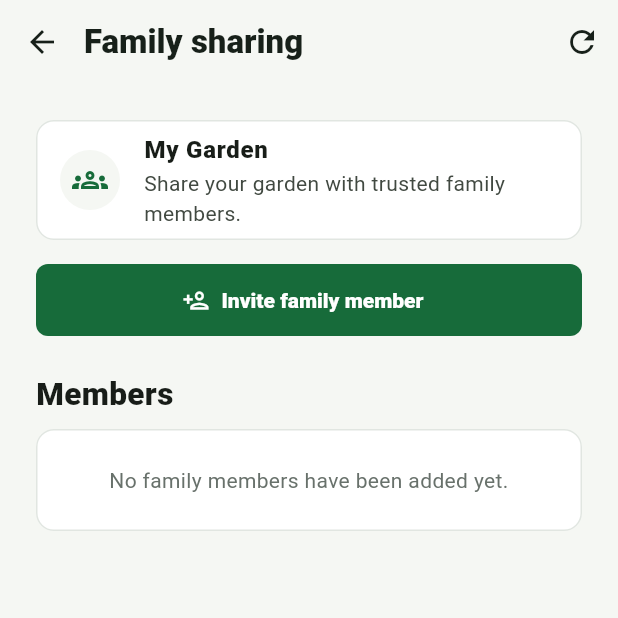
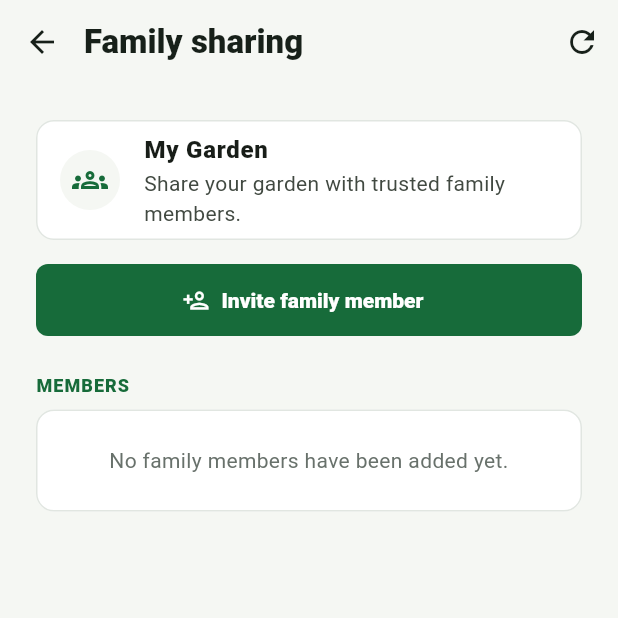
Before and after one commit to antony916/plant-disease-detection-cnn, a Flutter app: the FamilySharingScreen screen opened directly, on a phone screen of 412 x 824 dp, the top half of it. Run offline on Flutter 3.47's test engine with Material 3 defaults, Android fonts, the phone set to English and light mode, and no system bars; our stand-ins replace firebase_core, firebase_messaging, supabase_flutter; accounts and stored records are empty.

Commit message:
redesign: polish sharing and support screens

```diff
--- a/mobile/lib/features/family/family_sharing_screen.dart
+++ b/mobile/lib/features/family/family_sharing_screen.dart
@@ -173,7 +173,7 @@ class _FamilySharingScreenState extends State<FamilySharingScreen> {
     return Scaffold(
       appBar: AppBar(
           title: const Text('Family sharing',
-              style: TextStyle(fontWeight: FontWeight.w800)),
+              style: TextStyle(fontWeight: FontWeight.w900)),
           actions: [
             IconButton(
                 tooltip: 'Refresh',
@@ -218,9 +218,7 @@ class _FamilySharingScreenState extends State<FamilySharingScreen> {
                     icon: const Icon(Icons.person_add_outlined),
                     label: const Text('Invite family member')),
                 const SizedBox(height: PlantCareSpacing.lg),
-                const Text('Members',
-                    style:
-                        TextStyle(fontSize: 21, fontWeight: FontWeight.w800)),
+                const Text('MEMBERS', style: TextStyle(fontSize: 12, fontWeight: FontWeight.w900, color: PlantCareColors.primary, letterSpacing: .7)),
                 const SizedBox(height: PlantCareSpacing.sm),
                 FutureBuilder<List<FamilyMember>>(
                   future: _membersFuture,
```
